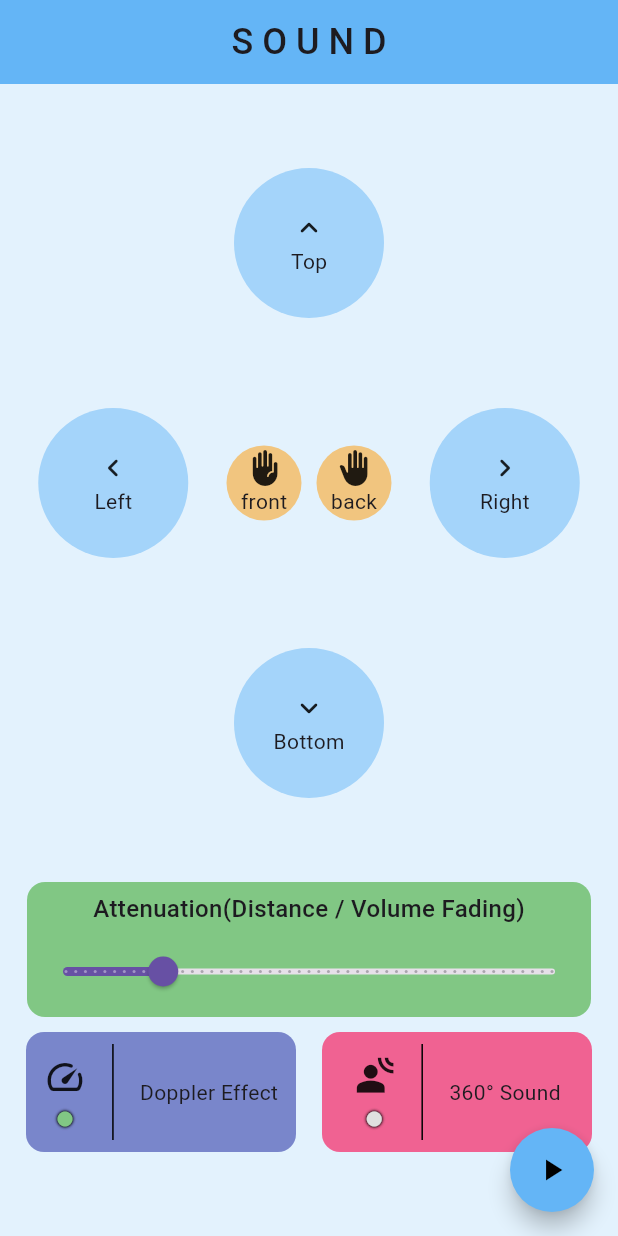
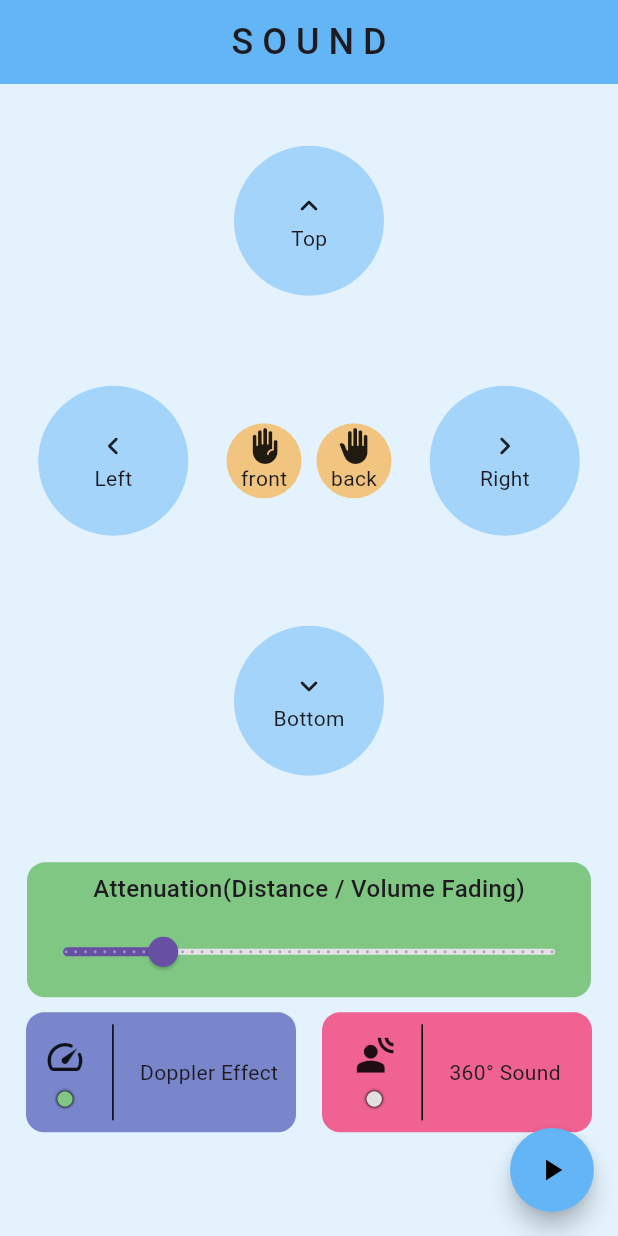
Before and after one commit to mojit-r/sound_space, a Flutter app: the screen it shows after launch, after a tap on "Doppler Effect", on a phone screen of 412 x 824 dp. Run offline on Flutter 3.47's test engine with Material 3 defaults, Android fonts, the phone set to English and light mode, and no system bars; missing offline and left inert: flutter_soloud.

Commit message:
minor fixes

```diff
--- a/lib/provider/audio_provider.dart
+++ b/lib/provider/audio_provider.dart
@@ -116,7 +116,7 @@ class AudioProvider extends ChangeNotifier {
   void toggleDoppler() {
     dopplerEnabled = !dopplerEnabled;
     if (handle != null) {
-      _soloud.set3dSourceDopplerFactor(handle!, dopplerEnabled ? 1.0 : 0.0);
+      _soloud.set3dSourceDopplerFactor(handle!, dopplerEnabled ? 2.5 : 0.0);
     }
     notifyListeners();
   }
--- a/lib/screen/homescreen.dart
+++ b/lib/screen/homescreen.dart
@@ -21,6 +21,7 @@ class _HomeScreenState extends State<HomeScreen> {
 
   @override
   Widget build(BuildContext context) {
+    Size mq = MediaQuery.of(context).size;
     final audio = context.watch<AudioProvider>();
 
     return Scaffold(
@@ -35,8 +36,13 @@ class _HomeScreenState extends State<HomeScreen> {
       ),
 
       body: Column(
-        mainAxisAlignment: MainAxisAlignment.spaceEvenly,
-        children: [_upperSection(audio), _lowerSection(audio)],
+        mainAxisAlignment: MainAxisAlignment.start,
+        children: [
+           SizedBox(height: mq.height * 0.05),
+          _upperSection(audio),
+          SizedBox(height: mq.height * 0.07),
+          _lowerSection(audio),
+        ],
       ),
 
       floatingActionButton: FloatingActionButton(
```
